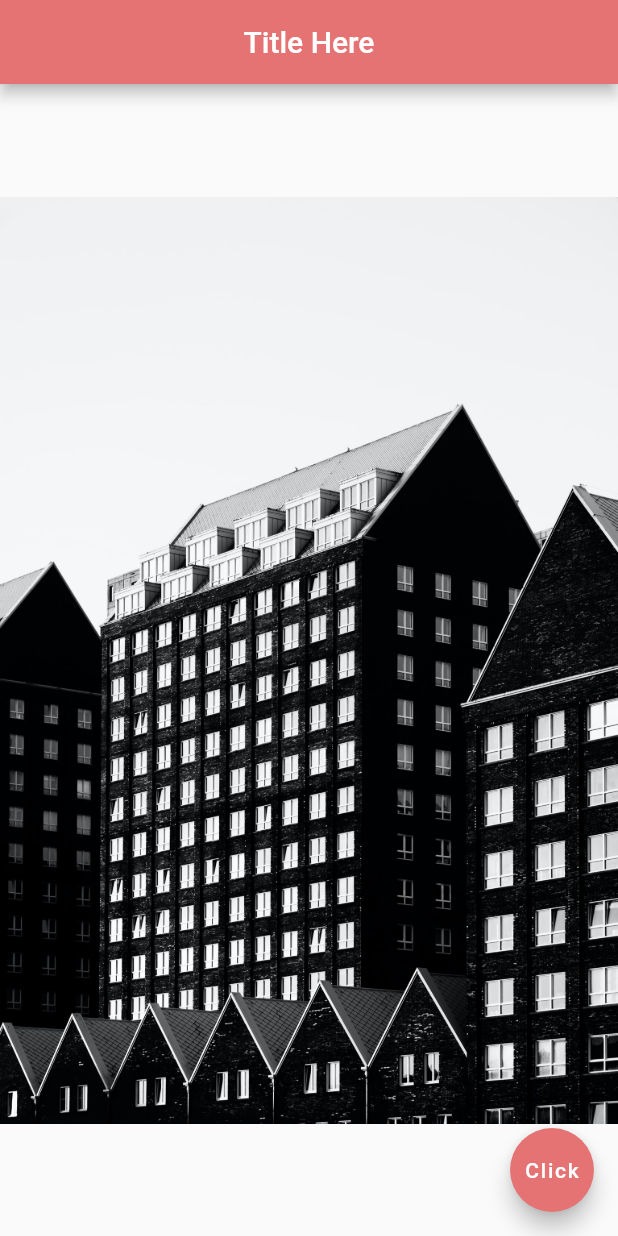
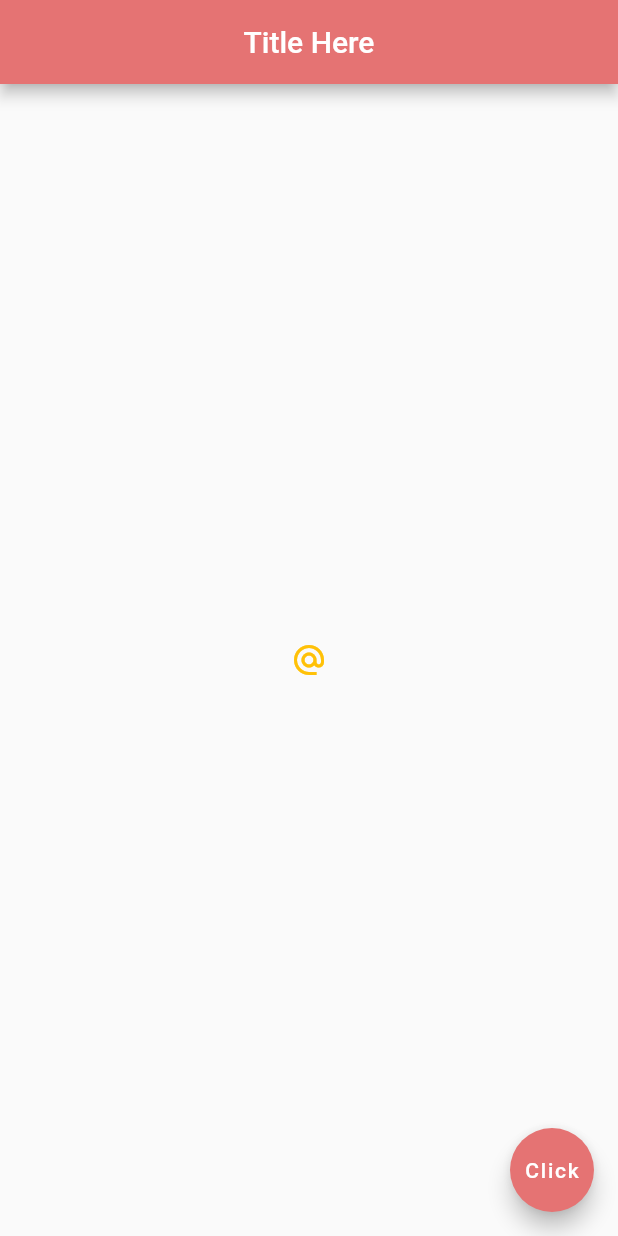
Before and after one commit to whatcodehaveyougit/first-flutter-app, a Flutter app: the screen it shows after launch, on a phone screen of 412 x 824 dp. Run offline on Flutter 3.47's test engine with Material 2 defaults, Android fonts, the phone set to English and light mode, and no system bars.

Commit message:
video £9 done

```diff
--- a/lib/main.dart
+++ b/lib/main.dart
@@ -16,14 +16,14 @@ class Home extends StatelessWidget {
         backgroundColor: Colors.red[300],
       ),
       body: Center(
-        child: Image.asset('assets/test.jpg')
-
-        // Network image - using an image from the web - just put in the absolute path
-
-        //          image: NetworkImage('')
-
-//        image: AssetImage('assets/test1.jpg')
-        ,
+     child: IconButton(
+       onPressed: () {
+         // When clicked this gets printed to the terminal
+         print("you clicked me");
+       },
+       icon: Icon(Icons.alternate_email),
+       color: Colors.amber
+     )
         ),
       floatingActionButton: FloatingActionButton(
         onPressed: () {},
```
